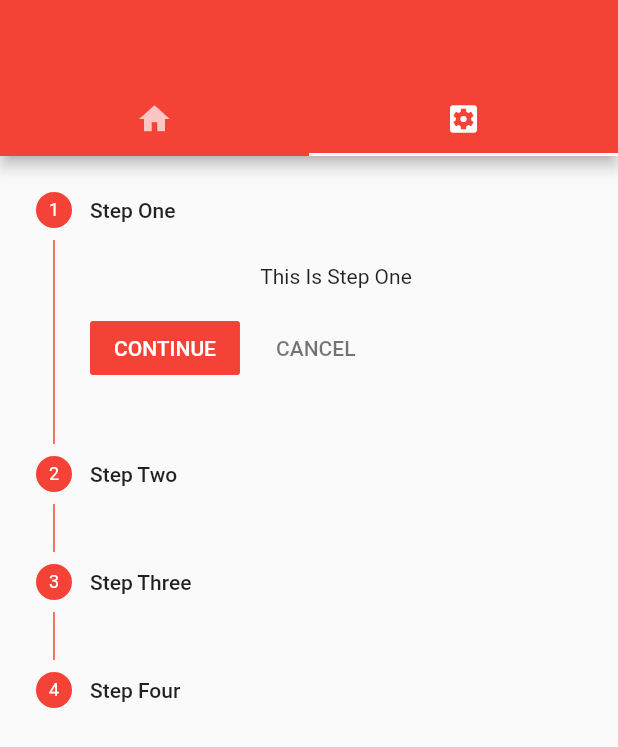
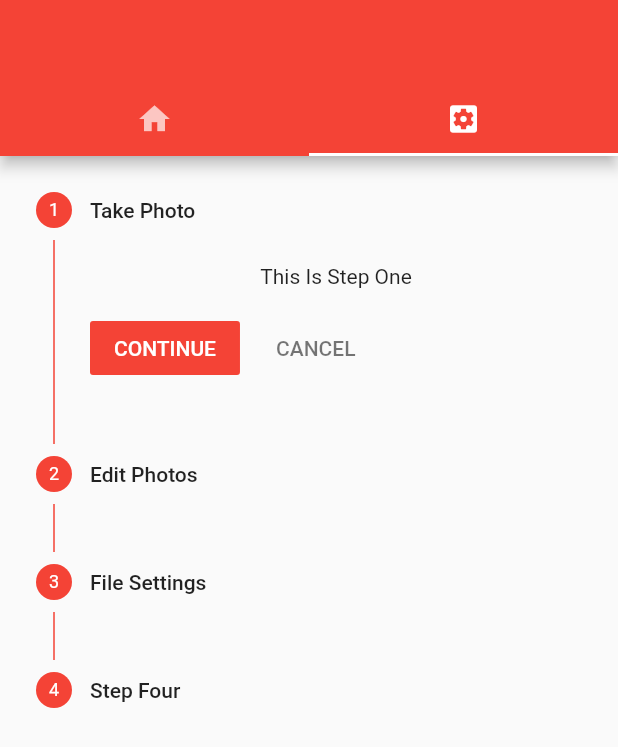
Before and after one commit to zairnaim/gridsrule, a Flutter app: the screen it shows after launch, tab 2 chosen, on a phone screen of 412 x 824 dp. Shown: the top 747 px of the screen. Run offline on Flutter 3.47's test engine with Material 2 defaults, Android fonts, the phone set to English and light mode, and no system bars.

Commit message:
changed steps names

```diff
--- a/lib/main.dart
+++ b/lib/main.dart
@@ -68,17 +68,17 @@ class SimpleWidgetState extends State<SimpleWidget> {
   int stepCounter = 0;
   List<Step> steplist = [
     Step(
-      title: Text("Step One"),
+      title: Text("Take Photo"),
       content: Text("This Is Step One"),
       isActive: true,
     ),
     Step(
-      title: Text("Step Two"),
-      content: Text("This Is Step Two"),
+      title: Text("Edit Photos"),
+      content: Text("dsfasdf"),
       isActive: true,
     ),
     Step(
-      title: Text("Step Three"),
+      title: Text("File Settings"),
       content: Text("This Is Step Three"),
       isActive: true,
     ),
```
